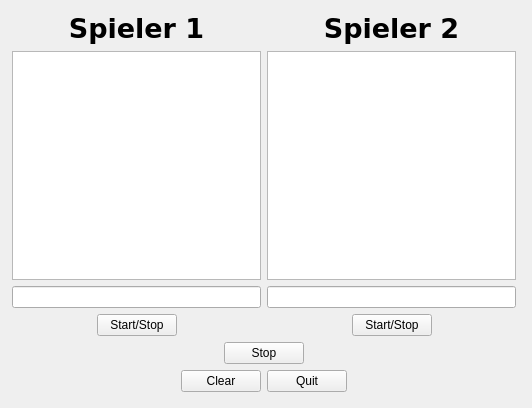
Before: the Qt Designer form schachuhr.ui in marou/ChessClock, drawn with Qt 5.
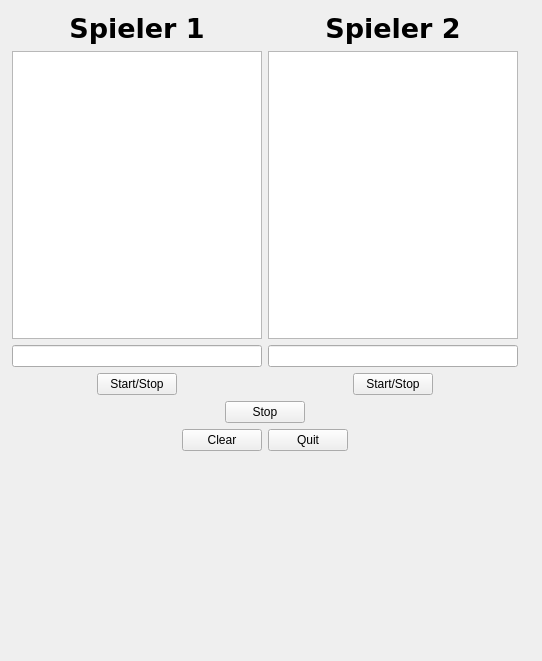
After: the same form once the commit is applied.

The edit to the form file:
```diff
--- a/schachuhr.ui
+++ b/schachuhr.ui
@@ -6,23 +6,25 @@
    <rect>
     <x>0</x>
     <y>0</y>
-    <width>532</width>
-    <height>408</height>
+    <width>542</width>
+    <height>661</height>
    </rect>
   </property>
   <property name="windowTitle">
    <string>Schachuhr</string>
   </property>
   <widget class="QWidget" name="centralWidget">
-   <widget class="QWidget" name="layoutWidget">
+   <widget class="QWidget" name="">
     <property name="geometry">
      <rect>
       <x>1</x>
       <y>1</y>
-      <width>526</width>
-      <height>402</height>
+      <width>528</width>
+      <height>461</height>
      </rect>
     </property>
+    <layout class="QVBoxLayout" name="verticalLayout_5">
+     <item>
     <layout class="QVBoxLayout" name="verticalLayout_4">
      <item>
       <layout class="QHBoxLayout" name="horizontalLayout_3">
@@ -241,6 +243,8 @@
             </size>
            </property>
           </spacer>
+           </item>
+          </layout>
          </item>
         </layout>
        </item>
```
Lines whose indentation alone changed are shown as unchanged.
